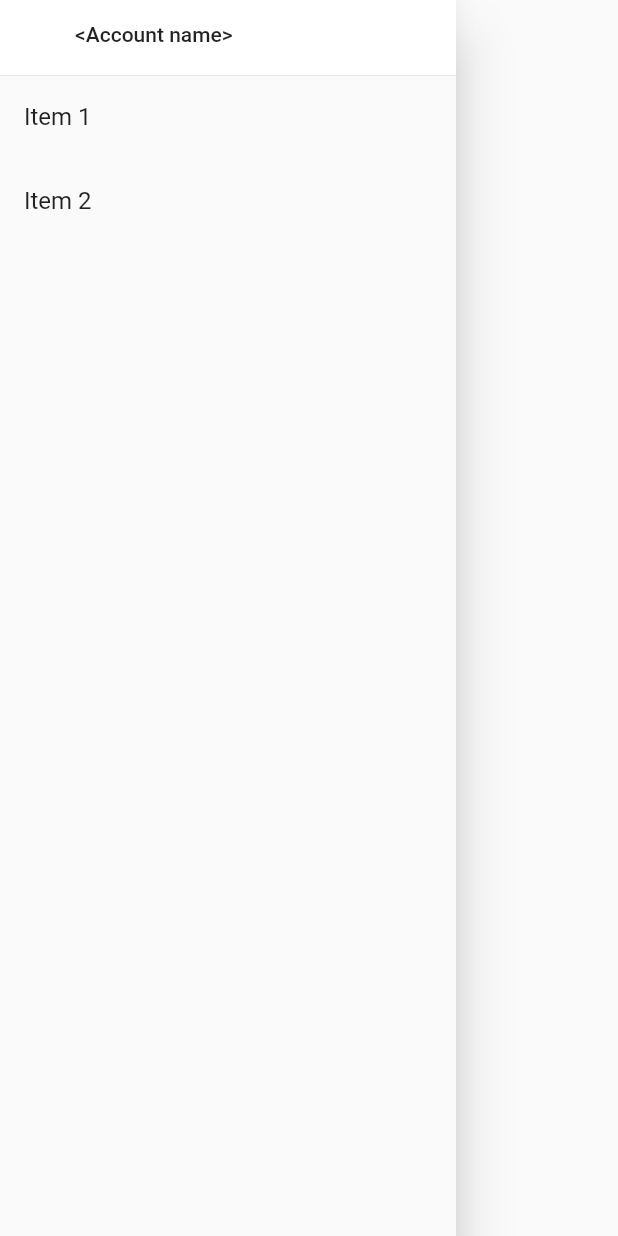
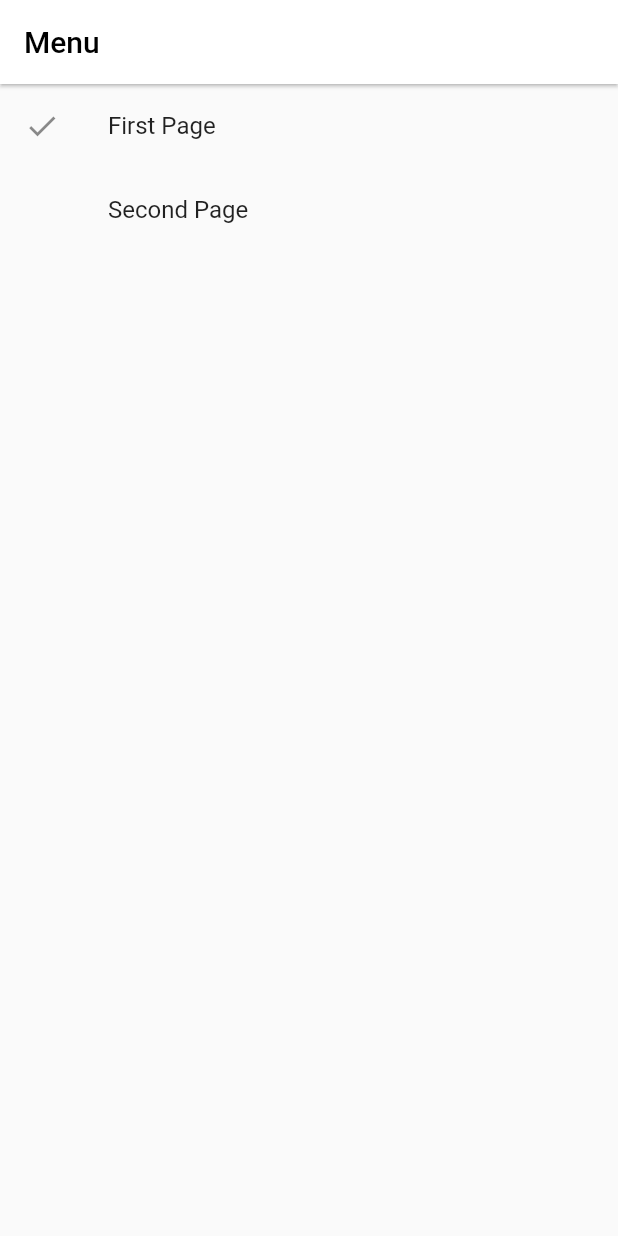
Before and after one commit to HeimdallMD/Client, a Flutter app: the Sidebar screen opened directly, on a phone screen of 412 x 824 dp. Run offline on Flutter 3.47's test engine with Material 2 defaults, Android fonts, the phone set to English and light mode, and no system bars; our stand-ins replace flutter_riverpod.

Commit message:
global state management (view mode)

```diff
--- a/client/lib/main.dart
+++ b/client/lib/main.dart
@@ -1,22 +1,27 @@
-import 'package:client/screens/wrapper.dart';
+import 'package:client/screens/components/menu/side_bar/sidebar.dart';
+import 'package:client/screens/split_view.dart';
 import 'package:flutter/material.dart';
+import 'package:flutter_riverpod/flutter_riverpod.dart';
 
 void main() {
-  runApp(const MyApp());
+  runApp(const ProviderScope(child: MyApp()));
 }
 
-class MyApp extends StatelessWidget {
+class MyApp extends ConsumerWidget {
   const MyApp({super.key});
 
-  // This widget is the root of your application.
   @override
-  Widget build(BuildContext context) {
+  Widget build(BuildContext context, WidgetRef ref) {
+    final selectedPageBuilder = ref.watch(selectedPageBuilderProvider);
     return MaterialApp(
       title: 'Flutter Demo',
       theme: ThemeData(
         primarySwatch: Colors.blue,
       ),
-      home: const Wrapper(),
+      home: SplitView(
+        menu: const Sidebar(),
+        content: selectedPageBuilder(context),
+      ),
     );
   }
 }
--- /dev/null
+++ b/client/lib/screens/components/menu/side_bar/sidebar.dart
@@ -0,0 +1,55 @@
+import 'package:client/screens/first_page/first_page.dart';
+import 'package:client/screens/second_page/second_page.dart';
+import 'package:flutter/material.dart';
+import 'package:flutter_riverpod/flutter_riverpod.dart';
+
+import '../../objectives/page_list_tiles/page_list_tiles.dart';
+
+final _availablePages = <String, WidgetBuilder>{
+  'First Page': (_) => const FirstPage(),
+  'Second Page': (_) => const SecondPage(),
+};
+
+final selectedPageNameProvider = StateProvider<String>((ref) {
+  return _availablePages.keys.first;
+});
+
+void _selectPage(BuildContext context, WidgetRef ref, String pageName) {
+  if (ref.read(selectedPageNameProvider.state).state != pageName) {
+    ref.read(selectedPageNameProvider.state).state = pageName;
+  }
+}
+
+final selectedPageBuilderProvider = Provider<WidgetBuilder>((ref) {
+  final selectedPageKey = ref.watch(selectedPageNameProvider.state).state;
+  return _availablePages[selectedPageKey]!;
+});
+
+class Sidebar extends ConsumerWidget {
+  const Sidebar({super.key});
+
+  @override
+  Widget build(BuildContext context, WidgetRef ref) {
+    final selectedPageName = ref.watch(selectedPageNameProvider.state).state;
+    return Scaffold(
+      appBar: AppBar(
+        title: const Text(
+          'Menu',
+          style: TextStyle(color: Colors.black),
+        ),
+        backgroundColor: Colors.white,
+        elevation: 1,
+      ),
+      body: ListView(
+        children: <Widget>[
+          for (var pageName in _availablePages.keys)
+            PageListTile(
+              selectedPageName: selectedPageName,
+              pageName: pageName,
+              onPressed: () => _selectPage(context, ref, pageName),
+            ),
+        ],
+      ),
+    );
+  }
+}
--- /dev/null
+++ b/client/lib/screens/components/objectives/page_list_tiles/page_list_tiles.dart
@@ -0,0 +1,24 @@
+import 'package:flutter/material.dart';
+
+class PageListTile extends StatelessWidget {
+  const PageListTile({
+    Key? key,
+    this.selectedPageName,
+    required this.pageName,
+    this.onPressed,
+  }) : super(key: key);
+  final String? selectedPageName;
+  final String pageName;
+  final VoidCallback? onPressed;
+  @override
+  Widget build(BuildContext context) {
+    return ListTile(
+      leading: Opacity(
+        opacity: selectedPageName == pageName ? 1.0 : 0.0,
+        child: const Icon(Icons.check),
+      ),
+      title: Text(pageName),
+      onTap: onPressed,
+    );
+  }
+}
--- a/client/lib/screens/components/sidebar/sidebar.dart
+++ /dev/null
@@ -1,40 +0,0 @@
-import 'package:flutter/material.dart';
-import 'package:flutter_svg/flutter_svg.dart';
-
-class Sidebar extends StatelessWidget {
-  const Sidebar({
-    Key? key,
-  }) : super(key: key);
-
-  @override
-  Widget build(BuildContext context) {
-    return Drawer(
-      child: ListView(
-        padding: EdgeInsets.zero,
-        children: [
-          const SizedBox(
-              height: 50,
-              child: DrawerHeader(
-                decoration: BoxDecoration(color: Colors.white),
-                child: Text("<Account name>"),
-                margin: EdgeInsets.all(0.0),
-                padding:
-                    EdgeInsets.only(left: 50, right: 50, top: 15, bottom: 0),
-              )),
-          ListTile(
-            title: const Text('Item 1'),
-            onTap: () {
-              Navigator.pop(context);
-            },
-          ),
-          ListTile(
-            title: const Text('Item 2'),
-            onTap: () {
-              Navigator.pop(context);
-            },
-          ),
-        ],
-      ),
-    );
-  }
-}
--- /dev/null
+++ b/client/lib/screens/first_page/first_page.dart
@@ -0,0 +1,19 @@
+import 'package:client/screens/components/menu/side_bar/sidebar.dart';
+import 'package:client/screens/components/menu/top_bar/topbar.dart';
+import 'package:flutter/material.dart';
+import 'package:flutter_riverpod/flutter_riverpod.dart';
+
+import '../components/objectives/page_scaffold/page_scaffold.dart';
+
+class FirstPage extends ConsumerWidget {
+  const FirstPage({super.key});
+
+  @override
+  Widget build(BuildContext context, WidgetRef ref) {
+    final currentViewMode = ref.watch(currentViewModeProvider);
+    return PageScaffold(
+      title: 'First Page',
+      body: Column(children: [const Text("First Page"), Text(currentViewMode)]),
+    );
+  }
+}
```
Also changed, not shown: client/lib/models/markdown_file.dart (added, +11 -0 lines), client/lib/screens/components/menu/top_bar/topbar.dart (added, +71 -0 lines), client/lib/screens/components/objectives/dropdown_menu/dropdown_menu.dart (added, +49 -0 lines), client/lib/screens/components/objectives/markdown_textfield/markdown_textfield.dart (added, +54 -0 lines), client/lib/screens/components/objectives/page_scaffold/page_scaffold.dart (added, +39 -0 lines), client/lib/screens/home/home_view.dart (deleted, +0 -25 lines), client/lib/screens/markdown_page/markdown_page.dart (added, +22 -0 lines), client/lib/screens/second_page/second_page.dart (added, +18 -0 lines), client/lib/screens/split_view.dart (added, +42 -0 lines), client/lib/screens/wrapper.dart (deleted, +0 -14 lines), client/pubspec.yaml (+6 -5 lines), 1 other file.
